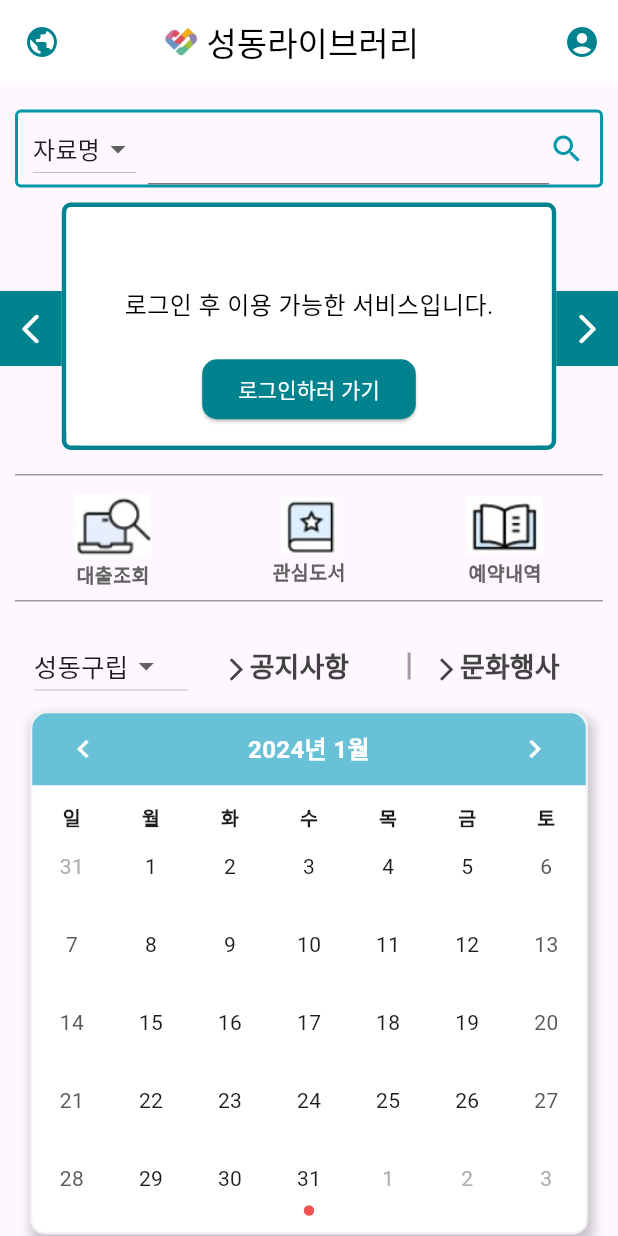
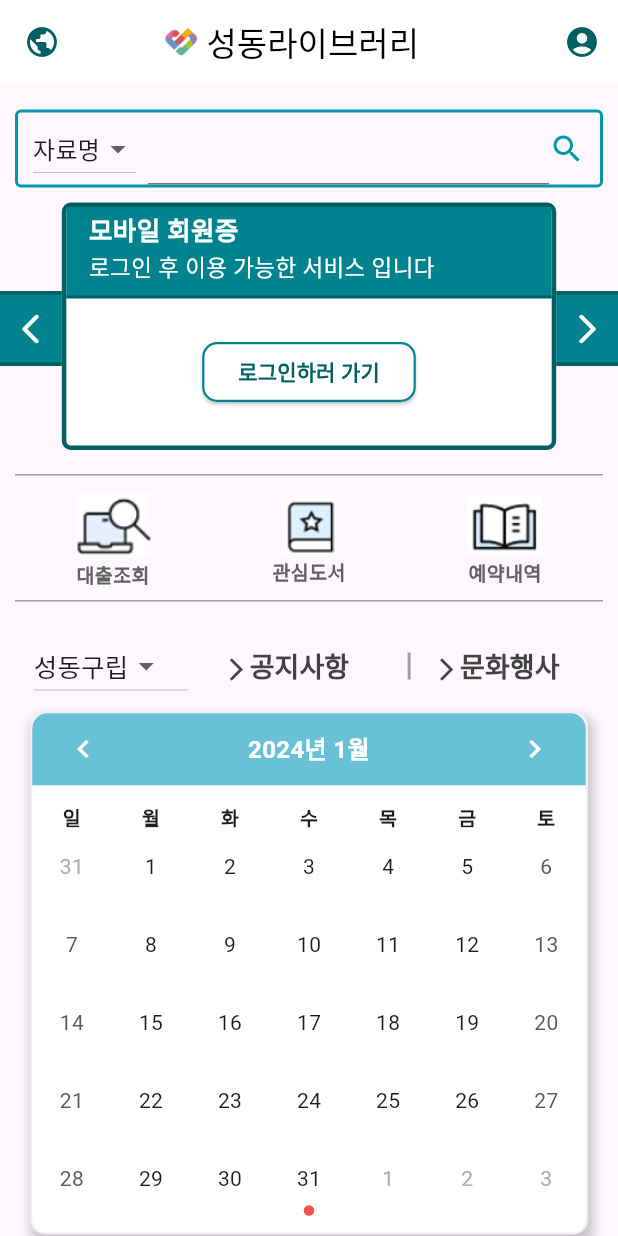
Before and after one commit to seozihyeon/PIUDA, a Flutter app: the screen it shows after launch, on a phone screen of 412 x 824 dp. Run offline on Flutter 3.47's test engine with Material 3 defaults, Android fonts, the phone set to English and light mode, and no system bars; drawn by our look-alikes of table_calendar; our stand-ins replace fl_chart, flutter_rating_bar, flutter_secure_storage; network calls fail.

Commit message:
0131 아이콘, 메인, 로딩, 리뷰날짜 수정

```diff
--- a/Front/조서우/piuda/lib/main.dart
+++ b/Front/조서우/piuda/lib/main.dart
@@ -516,11 +516,7 @@ class _HomePageState extends State<HomePage> {
                   margin: EdgeInsets.symmetric(vertical: 4),
                   decoration: BoxDecoration(
                     color: Colors.white,
-                    borderRadius: BorderRadius.all(Radius.circular(10)),
-                    border: Border.all(
-                        color: Color(0xFFF0F0F0),
-                        width: 1.5
-                    ),
+                    borderRadius: BorderRadius.all(Radius.circular(50)),
                     boxShadow: [
                       BoxShadow(
                         color: Colors.black.withOpacity(0.2),
@@ -533,10 +529,18 @@ class _HomePageState extends State<HomePage> {
                   child: Row(
                     mainAxisAlignment: MainAxisAlignment.center,
                     children: [
-                      Text(
-                        "$selectedDateString일 ", // 선택된 날짜 표시
-                        style: TextStyle(color: Colors.black, fontSize: 15, fontWeight: FontWeight.bold),
+                      Container(
+                        padding: EdgeInsets.all(10),
+                        decoration: BoxDecoration(
+                          color: Color(0xFF69C1D7),
+                          shape: BoxShape.circle
+                        ),
+                        child: Text(
+                          "$selectedDateString일 ", // 선택된 날짜 표시
+                          style: TextStyle(color: Colors.white, fontSize: 15, fontWeight: FontWeight.bold),
+                        ),
                       ),
+                      SizedBox(width: 5,),
                       Expanded(
                         child: Text(
                           event.name,
@@ -566,57 +570,6 @@ class _HomePageState extends State<HomePage> {
   }
 
 
-  // 모바일 회원증 구현
-  Widget _buildBarcode() {
-    // 여기에서 바코드 이미지를 가져오는 로직을 구현
-    if (barcodeImageUrl.isNotEmpty) {
-      return Image.network(
-        barcodeImageUrl,
-        width: double.infinity,
-        height: 100,
-        fit: BoxFit.contain, // 이미지를 컨테이너에 맞게 조절
-      );
-    } else {
-      // 바코드 이미지가 없는 경우, 흰색 컨테이너에 텍스트와 버튼을 추가
-      return Container(
-        width: double.infinity, // 원하는 너비로 설정
-        height: 159, // 원하는 높이로 설정
-        decoration: BoxDecoration(
-          color: Colors.white,
-          borderRadius: BorderRadius.circular(6.0),),
-        child: Column(
-          mainAxisAlignment: MainAxisAlignment.center, // 가운데 정렬
-          children: [
-            SizedBox(height: 40),
-            Text(
-              '로그인 후 이용 가능한 서비스입니다.',
-              style: TextStyle(
-                color: Colors.black, // 검정색 텍스트
-                fontSize: 16, // 원하는 폰트 크기로 설정
-              ),
-            ),
-            SizedBox(height: 20), // 간격 조절
-            ElevatedButton(
-              onPressed: () {
-                Navigator.push(context, MaterialPageRoute(builder: (context) => LoginPage()));
-              },
-              style: ElevatedButton.styleFrom(
-                primary: Colors.cyan.shade800, // 버튼 배경색
-                onPrimary: Colors.white,
-                shape: RoundedRectangleBorder(
-                  borderRadius: BorderRadius.circular(10),
-                ),
-                // 버튼 텍스트색
-              ),
-              child: Text('로그인하러 가기'),
-            ),
-          ],
-        ),
-      );
-    }
-  }
-
-
   @override
   Widget build(BuildContext context) {
     var screenSize = MediaQuery.of(context).size;
@@ -631,7 +584,7 @@ class _HomePageState extends State<HomePage> {
               onTap: () {
                 _launchUrl();
               },
-              child: Icon(Icons.public, color: Colors.cyan.shade800,),
+              child: Icon(Icons.public, color: Colors.cyan.shade900,),
             ),
             Expanded(
               child: Row(
@@ -659,7 +612,7 @@ class _HomePageState extends State<HomePage> {
           Builder(
             builder: (BuildContext innerContext) {
               return IconButton(
-                icon: Icon(Icons.account_circle, color: Colors.cyan.shade800,),
+                icon: Icon(Icons.account_circle, color: Colors.cyan.shade900,),
                 onPressed: () {
                   if (MyApp.isLoggedIn) {
                     Scaffold.of(innerContext).openEndDrawer();
@@ -800,7 +753,7 @@ class _HomePageState extends State<HomePage> {
               children: [
                 Container(margin: EdgeInsets.only(top: 5),
                     height:50, width: screenSize.width * 0.1,
-                    color: Colors.cyan.shade800,
+                    decoration: BoxDecoration(color: Colors.cyan.shade800, border: Border.symmetric(horizontal: BorderSide(color: Colors.cyan.shade900, width: 2.5))),
                     child: Icon(Icons.arrow_back_ios_rounded, color: Colors.white)
                 ),
                 Container(
@@ -811,7 +764,7 @@ class _HomePageState extends State<HomePage> {
                     color: Colors.white,
                     borderRadius: BorderRadius.circular(6.0),
                     border: Border.all(
-                      color: Colors.cyan.shade800, // 테두리 색상
+                      color: Colors.cyan.shade900, // 테두리 색상
                       width: 3.0, // 테두리 두께
                     ),
                   ),
@@ -822,11 +775,20 @@ class _HomePageState extends State<HomePage> {
                       Expanded(
                         flex: 1,
                         child: Container(
+                          decoration: BoxDecoration(color: Colors.cyan.shade800, border: Border(bottom: BorderSide(color: Colors.cyan.shade900, width: 2))),
                           width: screenSize.width * 0.8,
                           height: screenSize.height * 0.15,
                           padding: EdgeInsets.only(left: 15, top: 3),
-                          color: Colors.cyan.shade800,
-                          child: RichText(
+                          child:
+                          (barcodeImageUrl.isEmpty)?
+                              Column(
+                                crossAxisAlignment: CrossAxisAlignment.start,
+                                children: [
+                                  Text("모바일 회원증", style: TextStyle(color: Colors.white, fontWeight: FontWeight.bold, fontSize: 17),),
+                                  Text("로그인 후 이용 가능한 서비스 입니다", style: TextStyle(color: Colors.white, fontSize: 15),)
+                                ],
+                              )
+                          :RichText(
                             text: TextSpan(
                               children: [
                                 TextSpan(
@@ -870,7 +832,31 @@ class _HomePageState extends State<HomePage> {
                             bottomLeft: Radius.circular(12.0),
                             bottomRight: Radius.circular(12.0),
                           ),
-                          child: _buildBarcode(),
+                          child: (barcodeImageUrl.isNotEmpty)?
+                          Image.network(
+                            barcodeImageUrl,
+                            width: double.infinity,
+                            height: 100,
+                            fit: BoxFit.contain,
+                          )
+                          :Padding(
+                            padding: const EdgeInsets.all(25.0),
+                            child: Center(
+                              child: ElevatedButton(
+                                onPressed: () {
+                                  Navigator.push(context, MaterialPageRoute(builder: (context) => LoginPage()));
+                                },
+                                style: ElevatedButton.styleFrom(
+                                  foregroundColor: Colors.cyan.shade900,
+                                  backgroundColor: Colors.white,
+                                  shape: RoundedRectangleBorder(borderRadius: BorderRadius.circular(10),
+                                  side: BorderSide(color: Colors.cyan.shade800, width: 1.5),
+                                  ),
+                                ),
+                                child: Text('로그인하러 가기', style: TextStyle(fontWeight: FontWeight.bold),),
+                              ),
+                            ),
+                          ),
                         ),
                       ),
                     ],
@@ -878,7 +864,7 @@ class _HomePageState extends State<HomePage> {
                 ),
                 Container(margin: EdgeInsets.only(top: 5),
                     height:50, width:screenSize.width*0.1,
-                    color: Colors.cyan.shade800,
+                    decoration: BoxDecoration(color: Colors.cyan.shade800, border: Border.symmetric(horizontal: BorderSide(color: Colors.cyan.shade900, width: 2.5))),
                     child: Icon(Icons.arrow_forward_ios_rounded, color: Colors.white)
                 ),
               ],
@@ -1065,7 +1051,7 @@ class _HomePageState extends State<HomePage> {
             _buildTableCalendar(),
             SizedBox(height:10),
             _buildEventList(),
-            SizedBox(height:10),
+            SizedBox(height:30),
           ],
         ),
       ),
```
Also changed, not shown: Front/조서우/piuda/lib/BookDetail.dart (+23 -13 lines), Front/조서우/piuda/lib/BookSearch.dart (+9 -1 lines), Front/조서우/piuda/lib/MyInterestBooksPage.dart (+10 -8 lines), 40 other files.
